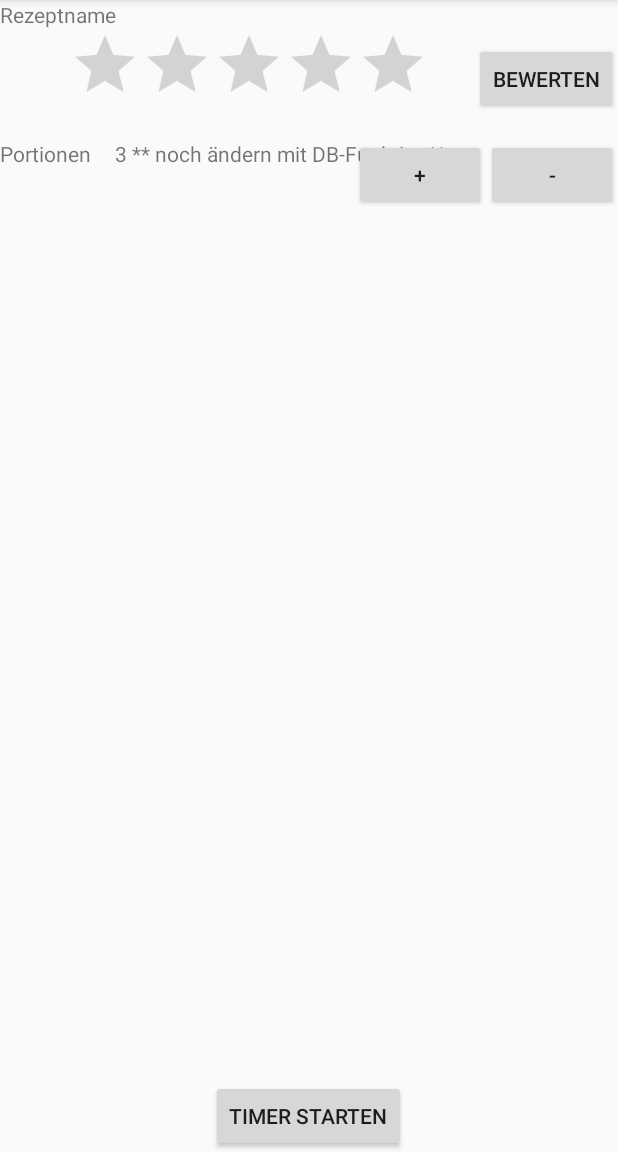
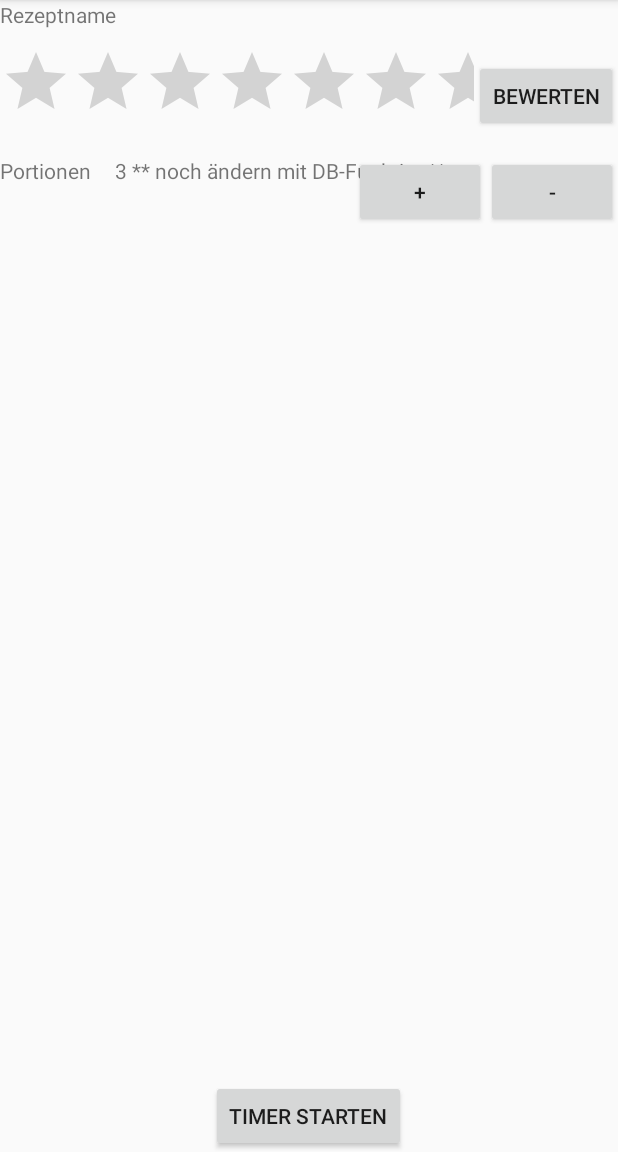
Before and after one commit to Skjonnhet/Cooking-App, an Android app: the RecipeStartActivity screen opened directly, with no data from a screen before it, on a phone screen of 412 x 824 dp, the part 84-1236 px from its top. Run offline under Robolectric (Android 15) with nearby library versions, the phone set to English and light mode, and no system bars; libraries missing offline, so code that uses them is left out: org.greenrobot.greendao; pictures from the network do not load; 7 statements that could not run were skipped.

Commit message:
Ratingbars updatet

```diff
--- a/app/src/main/res/layout/activity_recipe.xml
+++ b/app/src/main/res/layout/activity_recipe.xml
@@ -26,11 +26,15 @@
                 android:id="@+id/ratingBar"
                 android:layout_width="wrap_content"
                 android:layout_height="wrap_content"
-                android:layout_alignEnd="@+id/numberOfServings"
-                android:layout_alignRight="@+id/numberOfServings"
+                android:layout_alignParentLeft="true"
+                android:layout_alignParentStart="true"
                 android:layout_below="@+id/title"
-                android:layout_marginEnd="11dp"
-                android:layout_marginRight="11dp" />
+                android:layout_marginTop="11dp"
+                android:layout_toLeftOf="@+id/reStAc_rateRecipeButton"
+                android:layout_toStartOf="@+id/reStAc_rateRecipeButton"
+                android:isIndicator="false"
+                android:numStars="5"
+                android:clickable="false"/>
 
             <Button
                 android:id="@+id/reStAc_rateRecipeButton"
```
